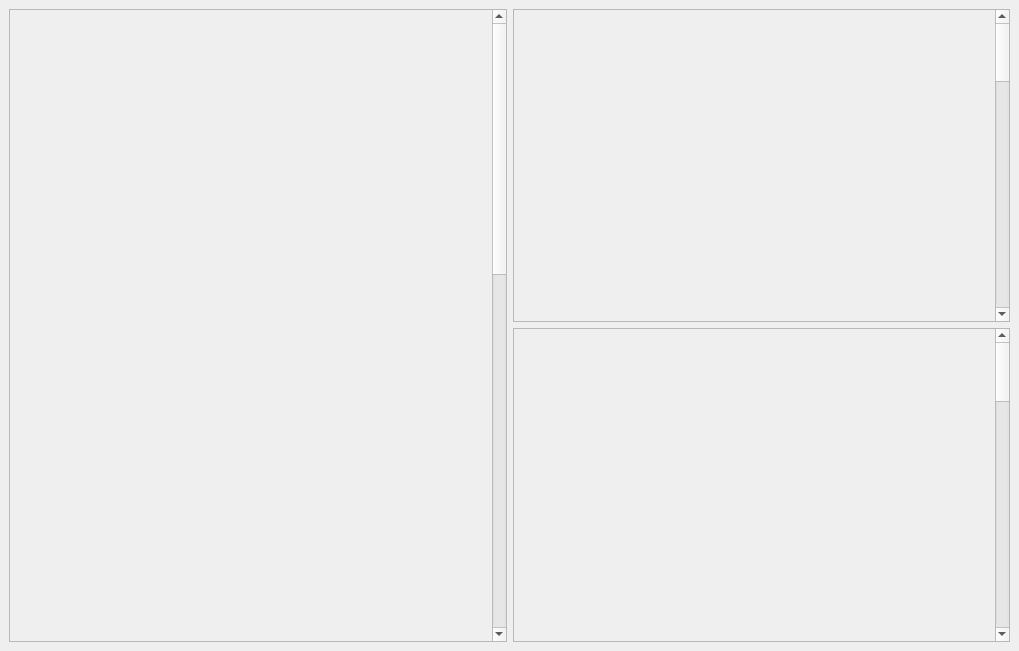
This is Interfaz/forms/MainWindow.ui in Cotue/CodeCoach as Qt 5 draws it before an edit. The edited form follows.
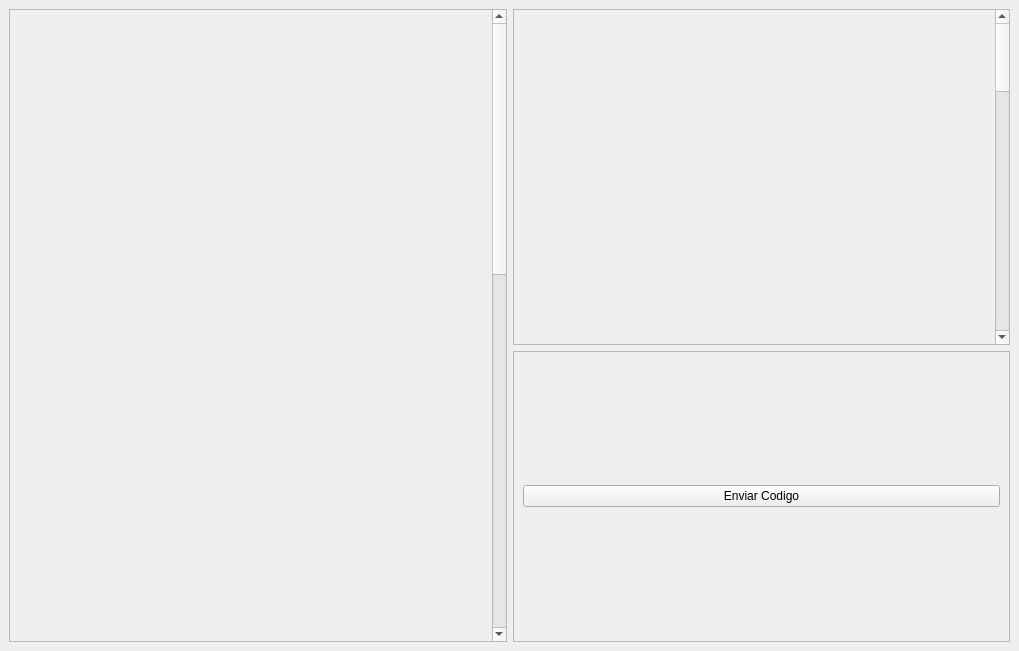
This is the edited form.

Commit message: se guarda el codigo como .cpp temporal

The edit to the form file:
```diff
--- a/Interfaz/forms/MainWindow.ui
+++ b/Interfaz/forms/MainWindow.ui
@@ -97,21 +97,18 @@
           <rect>
            <x>0</x>
            <y>0</y>
-           <width>481</width>
-           <height>1518</height>
+           <width>493</width>
+           <height>239</height>
           </rect>
          </property>
          <layout class="QVBoxLayout" name="verticalLayout_4">
           <item>
-           <widget class="QLabel" name="label_2">
-            <property name="minimumSize">
-             <size>
-              <width>0</width>
-              <height>1500</height>
-             </size>
-            </property>
+           <layout class="QVBoxLayout" name="verticalLayout_2"/>
+          </item>
+          <item>
+           <widget class="QPushButton" name="pushButton">
             <property name="text">
-             <string>TextLabel</string>
+             <string>Enviar Codigo</string>
             </property>
            </widget>
           </item>
```
The commit also changes 2 other files.
